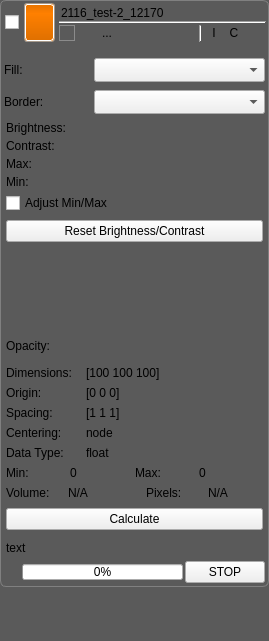
Above: src/Interface/Application/LayerWidget.ui from jessdtate/Seg3D before the change. Below: the same form after it.
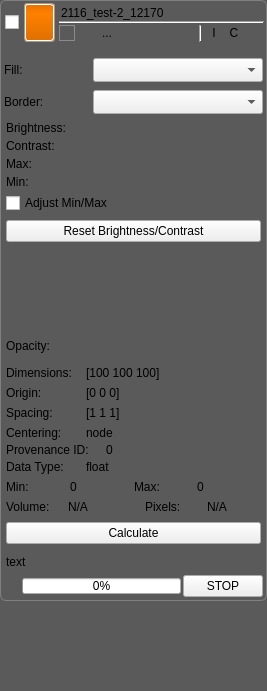
That is the form after the change. Icons and pictures are not drawn. Custom widgets are drawn as their Qt base class.

Commit message: Upgrading many filters to start recording provenance ids and make them derive from LayerAction. Disabling some database components, and refitted the ProvenanceStep to contain more information. Currently provenance information is being channeled to cout. Next step is to rewrite the remainder of the actions to start reporting provenance information.

```diff
--- a/src/Interface/Application/LayerWidget.ui
+++ b/src/Interface/Application/LayerWidget.ui
@@ -6,8 +6,8 @@
    <rect>
     <x>0</x>
     <y>0</y>
-    <width>269</width>
-    <height>641</height>
+    <width>267</width>
+    <height>691</height>
    </rect>
   </property>
   <property name="mouseTracking">
@@ -1518,6 +1518,38 @@
               </layout>
              </widget>
             </item>
+            <item>
+             <widget class="QWidget" name="widget_10" native="true">
+              <layout class="QHBoxLayout" name="horizontalLayout_24">
+               <property name="spacing">
+                <number>0</number>
+               </property>
+               <property name="margin">
+                <number>0</number>
+               </property>
+               <item>
+                <widget class="QLabel" name="label_13">
+                 <property name="maximumSize">
+                  <size>
+                   <width>100</width>
+                   <height>16777215</height>
+                  </size>
+                 </property>
+                 <property name="text">
+                  <string>Provenance ID:</string>
+                 </property>
+                </widget>
+               </item>
+               <item>
+                <widget class="QLabel" name="provenance_id_">
+                 <property name="text">
+                  <string>0</string>
+                 </property>
+                </widget>
+               </item>
+              </layout>
+             </widget>
+            </item>
             <item>
              <widget class="QWidget" name="datainfo_widget_" native="true">
               <property name="minimumSize">
```
The commit also changes 100 other files.
